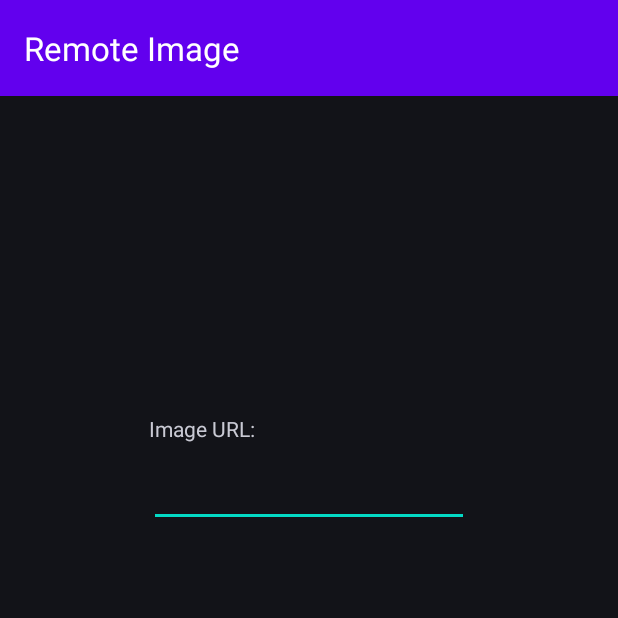
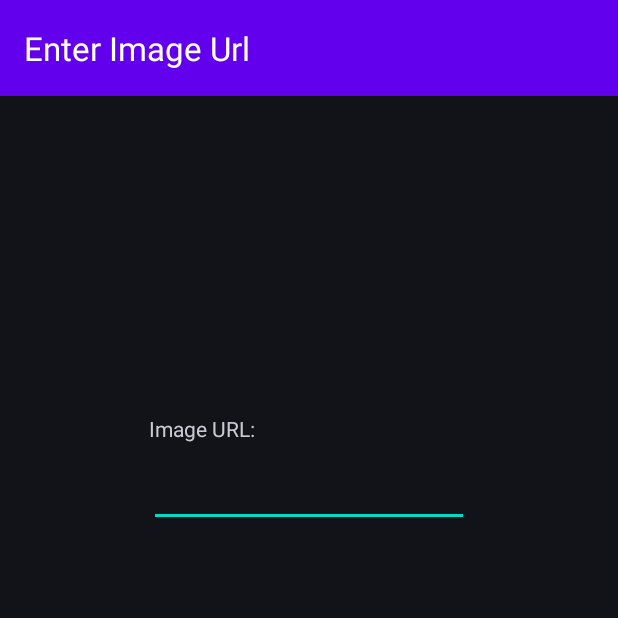
Before and after one commit to alibouhrouche/RemoteImageAndroid, an Android app: the fragment SecondFragment placed in its activity, on a phone screen of 412 x 824 dp, the top half of it. Run offline under Robolectric (Android 15) with nearby library versions, the phone set to English and light mode, and no system bars; our stand-ins replace navigation-ui.

```diff
--- a/app/src/main/AndroidManifest.xml
+++ b/app/src/main/AndroidManifest.xml
@@ -11,6 +11,7 @@
         android:roundIcon="@mipmap/ic_launcher_round"
         android:supportsRtl="true"
         android:theme="@style/Theme.RemoteImage"
+        android:usesCleartextTraffic="true"
         tools:targetApi="31">
         <activity
             android:name=".MainActivity"
--- a/app/src/main/java/com/example/remoteimage/SecondFragment.java
+++ b/app/src/main/java/com/example/remoteimage/SecondFragment.java
@@ -1,5 +1,9 @@
 package com.example.remoteimage;
 
+import static androidx.appcompat.content.res.AppCompatResources.getDrawable;
+
+import android.content.Context;
+import android.graphics.drawable.Drawable;
 import android.os.Bundle;
 import android.view.LayoutInflater;
 import android.view.View;
@@ -30,11 +34,15 @@ public class SecondFragment extends Fragment {
 
     public void onViewCreated(@NonNull View view, Bundle savedInstanceState) {
         super.onViewCreated(view, savedInstanceState);
+        Context c = getContext();
+        Drawable broken = null;
+        if(c != null)
+            broken = getDrawable(getContext(),R.drawable.broken);
         Bundle bundle = this.getArguments();
         if (bundle != null) {
             String url = bundle.getString("url", "");
             binding.textviewSecond.setText(url);
-            RemoteImage r = new RemoteImage(binding.progress,binding.imageView);
+            RemoteImage r = new RemoteImage(binding.progress,binding.imageView,broken);
             r.execute(url);
         }
         binding.buttonSecond.setOnClickListener(new View.OnClickListener() {
--- /dev/null
+++ b/app/src/main/res/drawable/broken.xml
@@ -0,0 +1,57 @@
+<vector xmlns:android="http://schemas.android.com/apk/res/android"
+    android:width="28dp"
+    android:height="32dp"
+    android:viewportWidth="14"
+    android:viewportHeight="16">
+  <path
+      android:pathData="M0,0L10,0L10,1L1,1L1,15L2,15L2,16L0,16Z"
+      android:fillColor="#000000"/>
+  <path
+      android:pathData="M10,4l4,0l0,3l-1,0l0,-2l-3,0Z"
+      android:fillColor="#000000"/>
+  <path
+      android:pathData="M14,16l0,-6l-1,0l0,5l-5,0l0,1Z"
+      android:fillColor="#000000"/>
+  <path
+      android:pathData="M12,14l0,-3l-1,0l0,2l-2,0l0,1Z"
+      android:fillColor="#bcbcc3"/>
+  <path
+      android:pathData="M10,0l1,0l0,1l1,0l0,1l1,0l0,1l1,0l0,1l-1,0l0,-1l-1,0l0,-1l-1,0l0,2l-1,0Z"
+      android:fillColor="#878787"/>
+  <path
+      android:pathData="M2,2l8,0l0,3l2,0l0,2l-4,0l0,5l-2,0l0,1l-2,0l0,1l-2,0Z"
+      android:fillColor="#bcbcc3"/>
+  <path
+      android:pathData="M5,3l2,0l0,3l-3,0l0,-2l1,0l0,1l1,0l0,-1l-1,0Z"
+      android:fillColor="#00891e"/>
+  <path
+      android:pathData="M5,4l1,0l0,1l-1,0Z"
+      android:fillColor="#00f248"/>
+  <path
+      android:pathData="M7,4l1,0l0,2l-1,0l0,1l-2,0l0,-1l2,0Z"
+      android:fillColor="#000000"/>
+  <path
+      android:pathData="M8,7l3,0l0,2l-1,0l0,-1l-1,0l0,1l1,0l0,1l-2,0Z"
+      android:fillColor="#0064fb"/>
+  <path
+      android:pathData="M9,8l1,0l0,1l-1,0Z"
+      android:fillColor="#00fbfe"/>
+  <path
+      android:pathData="M10,9l1,0l0,1l-1,0Z"
+      android:fillColor="#003293"/>
+  <path
+      android:pathData="M11,7l1,0l0,2l-1,0Z"
+      android:fillColor="#000000"/>
+  <path
+      android:pathData="M8,10l2,0l0,1l-2,0Z"
+      android:fillColor="#000000"/>
+  <path
+      android:pathData="M3,8l1,0l0,1l1,0l0,1l1,0l0,1l1,0l0,1l-1,0l0,-1l-1,0l0,-1l-1,0l0,-1l-1,0Z"
+      android:fillColor="#ff3900"/>
+  <path
+      android:pathData="M3,9l1,0l0,1l1,0l0,1l1,0l0,1l-3,0Z"
+      android:fillColor="#f73ae1"/>
+  <path
+      android:pathData="M3,12l3,0l0,1l-3,0Z"
+      android:fillColor="#000000"/>
+</vector>
--- a/app/src/main/res/values/strings.xml
+++ b/app/src/main/res/values/strings.xml
@@ -2,8 +2,8 @@
     <string name="app_name">Remote Image</string>
     <string name="action_settings">Settings</string>
     <!-- Strings used for fragments for navigation -->
-    <string name="first_fragment_label">Remote Image</string>
-    <string name="second_fragment_label">Second Fragment</string>
+    <string name="first_fragment_label">Enter Image Url</string>
+    <string name="second_fragment_label">Image View</string>
     <string name="next">Next</string>
     <string name="previous">Previous</string>
 
```
Also changed, not shown: app/src/main/java/com/example/remoteimage/MyAsyncTask.java (added, +32 -0 lines), app/src/main/java/com/example/remoteimage/RemoteImage.java (+22 -3 lines).
